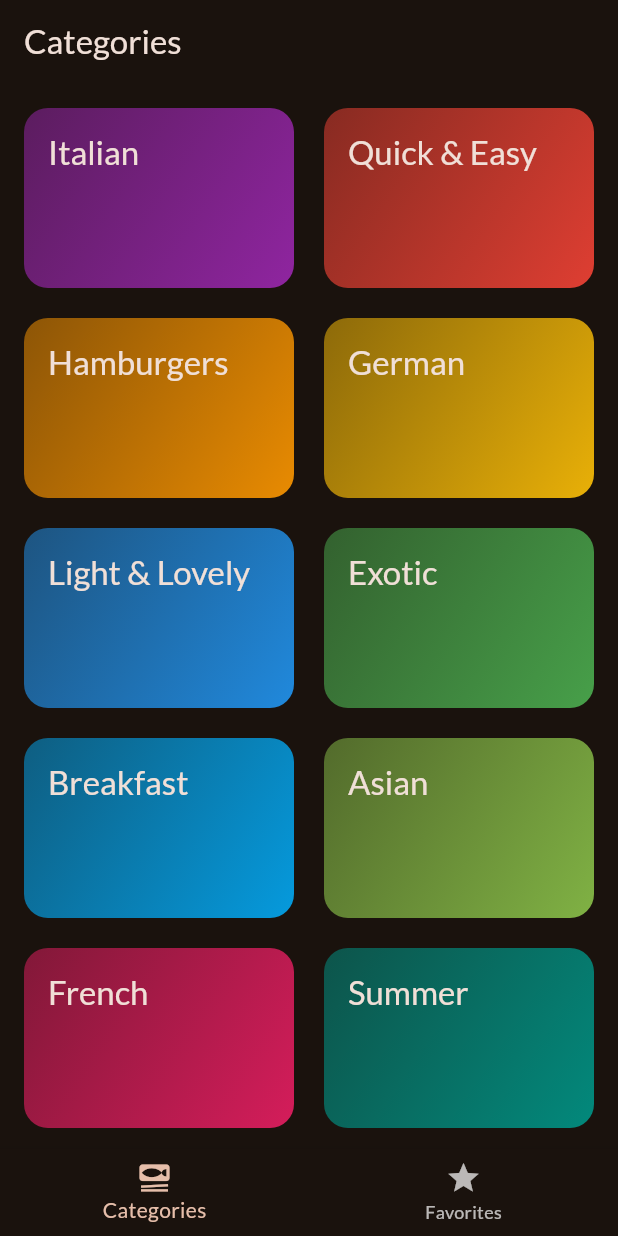
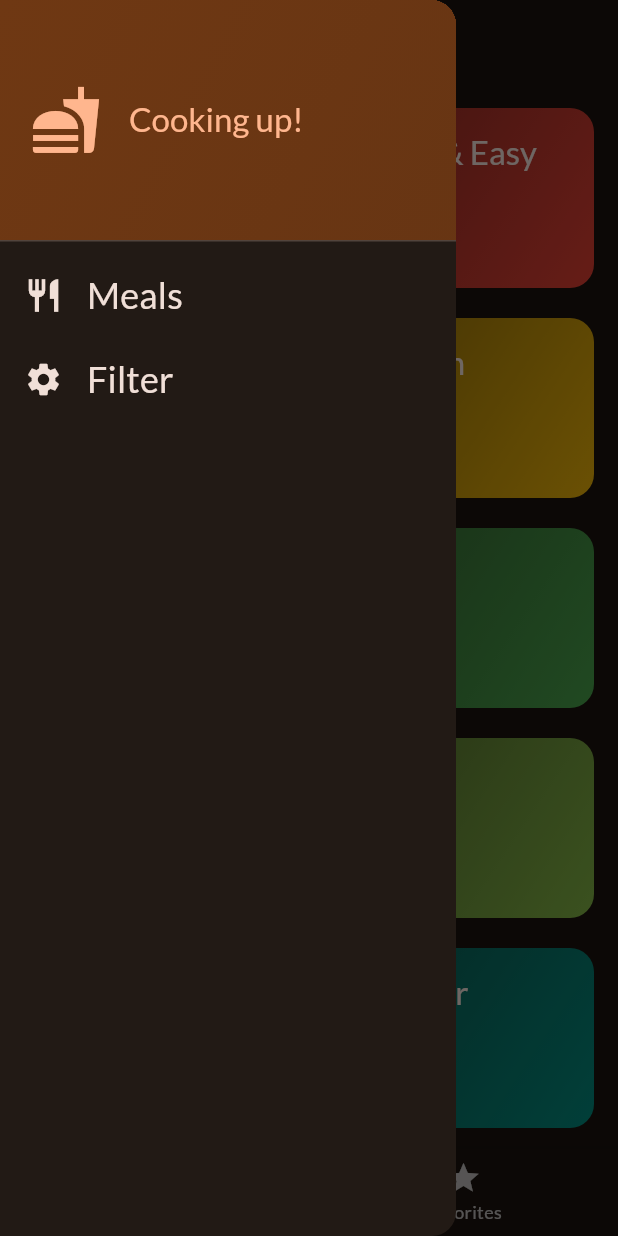
Before and after one commit to RizwanSiddiqui021/Flutter_and_Dart_Udemy, a Flutter app: the screen it shows after launch, with the side drawer open (before the commit the screen has no drawer), on a phone screen of 412 x 824 dp. Run offline on Flutter 3.47's test engine with Material 3 defaults, Android fonts, the phone set to English and light mode, and no system bars; our stand-ins replace google_fonts, transparent_image.

Commit message:
finished upto video 25 of module 8.

```diff
--- a/meals_app/lib/screens/tabs.dart
+++ b/meals_app/lib/screens/tabs.dart
@@ -1,7 +1,9 @@
 import 'package:flutter/material.dart';
 import 'package:meals_app/models/meal.dart';
 import 'package:meals_app/screens/categories.dart';
+import 'package:meals_app/screens/filters.dart';
 import 'package:meals_app/screens/meals.dart';
+import 'package:meals_app/widgets/main_drawer.dart';
 
 class TabsScreen extends StatefulWidget {
   const TabsScreen({super.key});
@@ -44,6 +46,16 @@ class _TabsScreenState extends State<TabsScreen> {
     });
   }
 
+  void _setScreen(String indetifier) async {
+    Navigator.of(context).pop();
+    if (indetifier == 'filters') {
+      final result = await Navigator.of(context).push<Map<Filter, bool>>(
+        MaterialPageRoute(builder: (ctx) => FiltersScreen()),
+      );
+      print(result);
+    }
+  }
+
   @override
   Widget build(BuildContext context) {
     Widget activePage = CategoriesScreen(
@@ -61,6 +73,7 @@ class _TabsScreenState extends State<TabsScreen> {
 
     return Scaffold(
       appBar: AppBar(title: Text(activePageTitle)),
+      drawer: MainDrawer(onSelectScreen: _setScreen),
       body: activePage,
       bottomNavigationBar: BottomNavigationBar(
         onTap: _selectPage,
--- /dev/null
+++ b/meals_app/lib/widgets/main_drawer.dart
@@ -0,0 +1,82 @@
+import 'package:flutter/material.dart';
+
+class MainDrawer extends StatelessWidget {
+  const MainDrawer({super.key, required this.onSelectScreen});
+
+  final void Function(String indetifier) onSelectScreen;
+
+  @override
+  Widget build(BuildContext context) {
+    return Drawer(
+      child: Column(
+        children: [
+          DrawerHeader(
+            padding: EdgeInsets.all(20),
+            decoration: BoxDecoration(
+              gradient: LinearGradient(
+                colors: [
+                  Theme.of(context).colorScheme.primaryContainer,
+                  Theme.of(
+                    context,
+                  ).colorScheme.primaryContainer.withOpacity(0.9),
+                ],
+                begin: Alignment.topLeft,
+                end: Alignment.bottomRight,
+              ),
+            ),
+            child: Row(
+              children: [
+                Icon(
+                  Icons.fastfood,
+                  size: 48,
+                  color: Theme.of(context).colorScheme.primary,
+                ),
+                const SizedBox(width: 18),
+                Text(
+                  "Cooking up!",
+                  style: Theme.of(context).textTheme.titleLarge!.copyWith(
+                    color: Theme.of(context).colorScheme.primary,
+                  ),
+                ),
+              ],
+            ),
+          ),
+          ListTile(
+            leading: Icon(
+              Icons.restaurant,
+              size: 26,
+              color: Theme.of(context).colorScheme.onBackground,
+            ),
+            title: Text(
+              'Meals',
+              style: Theme.of(context).textTheme.titleSmall!.copyWith(
+                color: Theme.of(context).colorScheme.onBackground,
+                fontSize: 24,
+              ),
+            ),
+            onTap: () {
+              onSelectScreen('meals');
+            },
+          ),
+          ListTile(
+            leading: Icon(
+              Icons.settings,
+              size: 26,
+              color: Theme.of(context).colorScheme.onBackground,
+            ),
+            title: Text(
+              'Filter',
+              style: Theme.of(context).textTheme.titleSmall!.copyWith(
+                color: Theme.of(context).colorScheme.onBackground,
+                fontSize: 24,
+              ),
+            ),
+            onTap: () {
+              onSelectScreen('filters');
+            },
+          ),
+        ],
+      ),
+    );
+  }
+}
```
Also changed, not shown: meals_app/lib/screens/filters.dart (added, +127 -0 lines).
